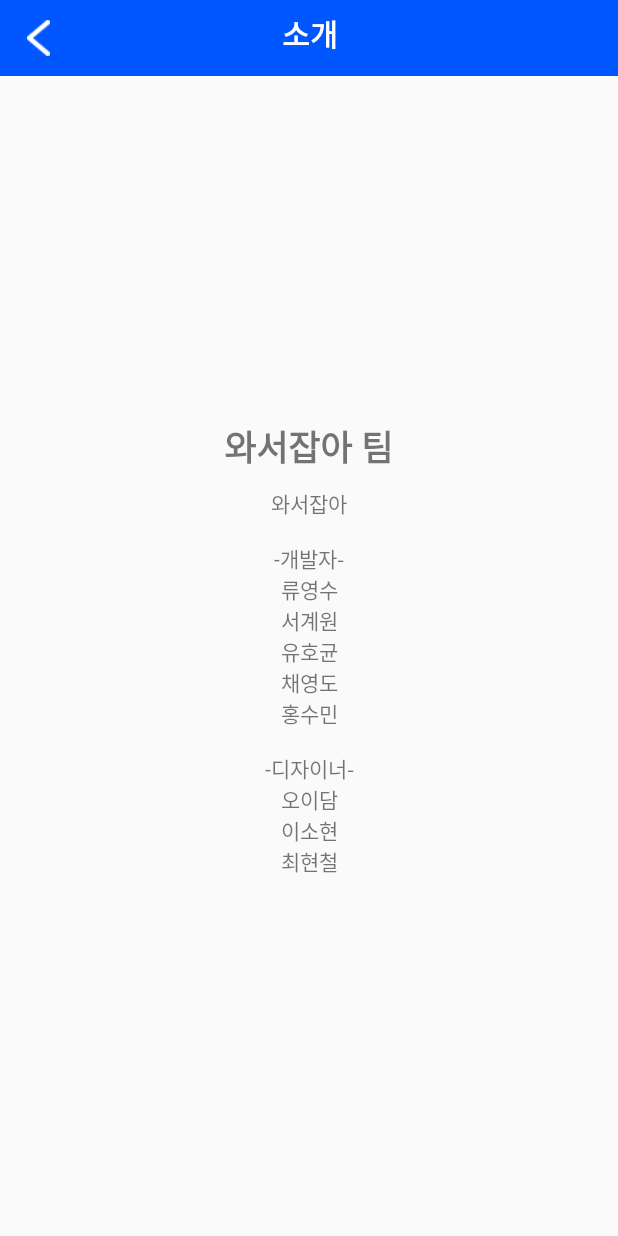
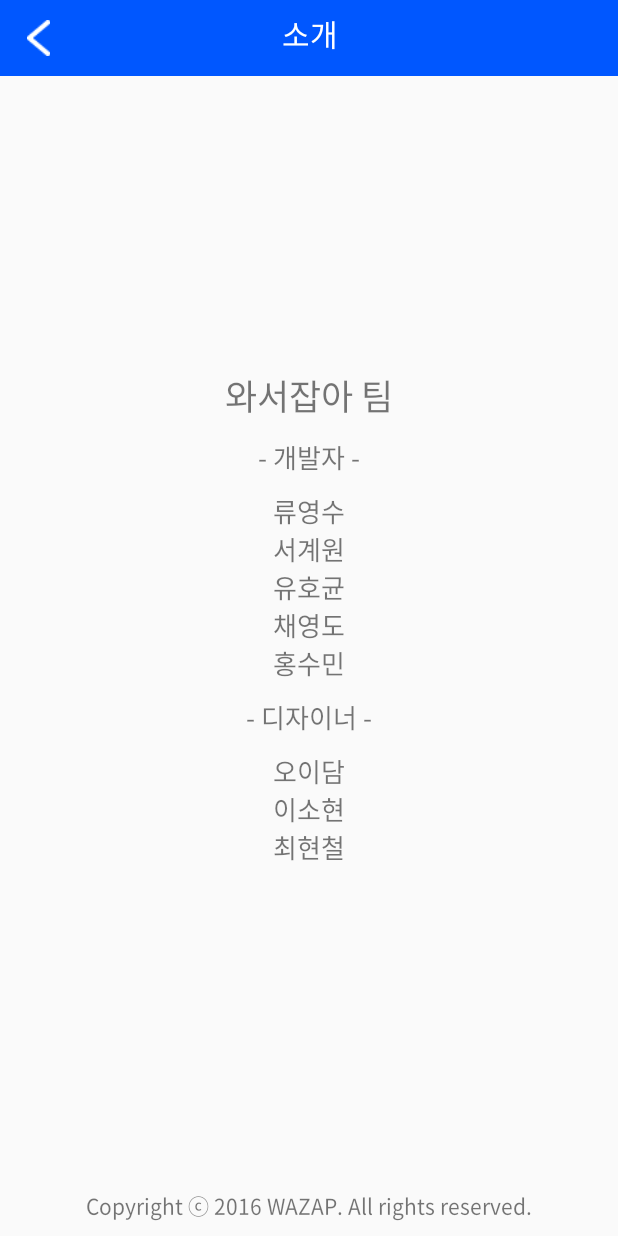
Before and after one commit to dudeh534/Wazab_, an Android app: the Introduce screen opened directly, with no data from a screen before it, on a phone screen of 412 x 824 dp. Run offline under Robolectric (Android 15) with nearby library versions, the phone set to English and light mode, and no system bars.

Commit message:
Apply font(noto sans), Add copyright in introduce view

```diff
--- a/app/src/main/java/com/ourincheon/wazap/NotoTextView.java
+++ b/app/src/main/java/com/ourincheon/wazap/NotoTextView.java
@@ -13,10 +13,12 @@ import android.widget.TextView;
 public class NotoTextView extends TextView {
     public NotoTextView(Context context, AttributeSet attrs) {
         super(context, attrs);
+        setType(context);
     }
 
     public NotoTextView(Context context, AttributeSet attrs, int defStyleAttr) {
         super(context, attrs, defStyleAttr);
+        setType(context);
     }
 
     @TargetApi(Build.VERSION_CODES.LOLLIPOP)
--- a/app/src/main/res/layout/activity_introduce.xml
+++ b/app/src/main/res/layout/activity_introduce.xml
@@ -1,5 +1,5 @@
 <?xml version="1.0" encoding="utf-8"?>
-<LinearLayout xmlns:android="http://schemas.android.com/apk/res/android"
+<RelativeLayout xmlns:android="http://schemas.android.com/apk/res/android"
     android:layout_width="match_parent"
     android:layout_height="match_parent"
     android:orientation="vertical">
@@ -45,21 +45,52 @@
         android:id="@+id/intro_view"
         android:gravity="center">
 
-        <TextView
+        <com.ourincheon.wazap.NotoTextView
             android:layout_width="wrap_content"
             android:layout_height="wrap_content"
             android:text="와서잡아 팀"
             android:textSize="23dp"
             android:gravity="center"
             android:textStyle="bold"/>
-        <TextView
-            android:layout_width="match_parent"
+
+        <com.ourincheon.wazap.NotoTextView
+            android:layout_width="wrap_content"
             android:layout_height="wrap_content"
-            android:layout_margin="10dp"
-            android:gravity="center"
-            android:text="@string/introduce"
-            />
+            android:layout_marginTop="10dp"
+            android:text="- 개발자 -"
+            android:textSize="17dp"
+            android:gravity="center"/>
+        <com.ourincheon.wazap.NotoTextView
+            android:layout_width="wrap_content"
+            android:layout_height="wrap_content"
+            android:layout_marginTop="10dp"
+            android:text="@string/intro_dev"
+            android:textSize="17dp"
+            android:gravity="center"/>
+        <com.ourincheon.wazap.NotoTextView
+            android:layout_width="wrap_content"
+            android:layout_height="wrap_content"
+            android:layout_marginTop="10dp"
+            android:text="- 디자이너 -"
+            android:textSize="17dp"
+            android:gravity="center"/>
+        <com.ourincheon.wazap.NotoTextView
+            android:layout_width="wrap_content"
+            android:layout_height="wrap_content"
+            android:layout_marginTop="10dp"
+            android:text="@string/intro_design"
+            android:textSize="17dp"
+            android:gravity="center"/>
+
     </LinearLayout>
 
+    <com.ourincheon.wazap.NotoTextView
+        android:layout_width="wrap_content"
+        android:layout_height="wrap_content"
+        android:layout_marginBottom="10dp"
+        android:layout_alignParentBottom="true"
+        android:layout_centerHorizontal="true"
+        android:text="Copyright ⓒ 2016 WAZAP. All rights reserved."/>
 
-</LinearLayout>
+
+</RelativeLayout>
--- a/app/src/main/res/values/strings.xml
+++ b/app/src/main/res/values/strings.xml
@@ -15,5 +15,6 @@
     <string name="title_activity_join">JoinActivity</string>
     <string name="title_activity_master_join">MasterJoinActivity</string>
     <string name="app_version">앱 버전:v1.0</string>
-    <string name="introduce">와서잡아\n\n-개발자-\n류영수\n서계원\n유호균\n채영도\n홍수민\n\n-디자이너-\n오이담\n이소현\n최현철</string>
+    <string name="intro_dev">류영수\n서계원\n유호균\n채영도\n홍수민</string>
+    <string name="intro_design">오이담\n이소현\n최현철</string>
 </resources>
```
